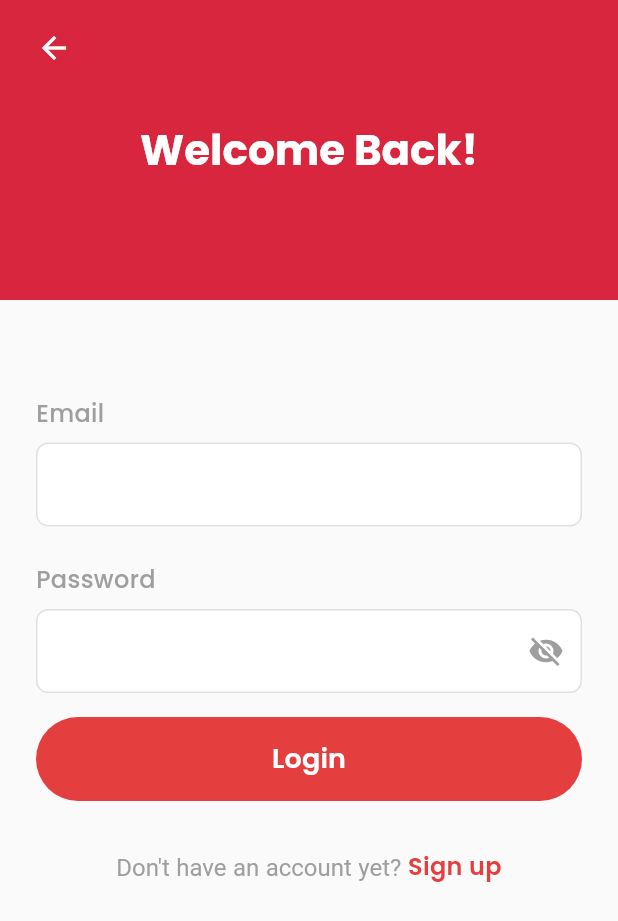
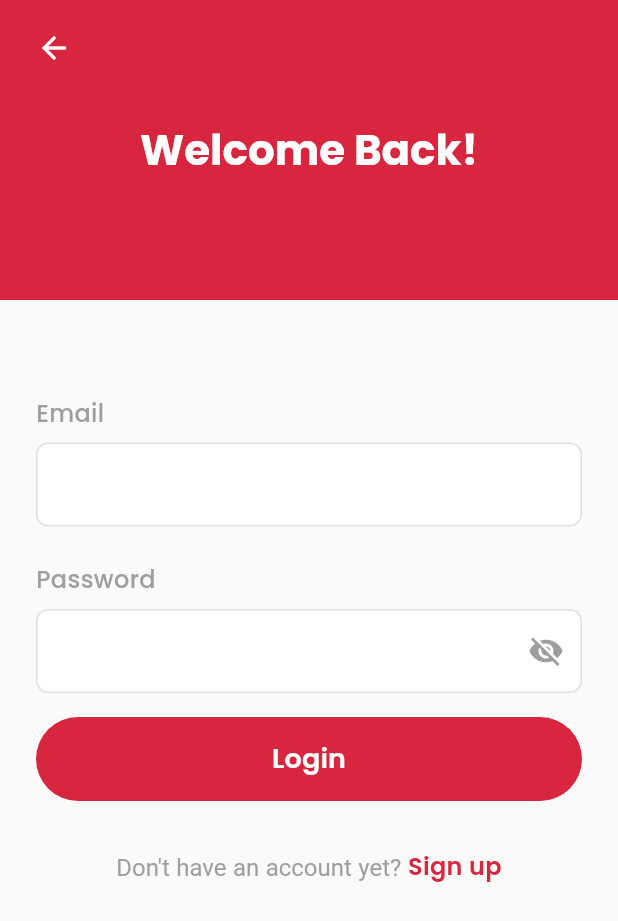
Before and after one commit to dianepretty/Blood_donation_app, a Flutter app: the screen it shows after launch, after a tap on "Login", on a phone screen of 412 x 824 dp. Shown: the top 921 px of the screen. Run offline on Flutter 3.47's test engine with Material 3 defaults, Android fonts, the phone set to English and light mode, and no system bars; our stand-ins replace google_fonts; missing offline and left inert: dart:ffi.

Commit message:
ft: use colors from app theme

```diff
--- a/lib/pages/hospitalAdminRegister.dart
+++ b/lib/pages/hospitalAdminRegister.dart
@@ -1,3 +1,4 @@
+import 'package:blood/theme/theme.dart';
 import 'package:flutter/material.dart';
 
 class HospitalAdminRegister extends StatefulWidget {
@@ -315,7 +316,7 @@ class _HospitalAdminRegisterState extends State<HospitalAdminRegister> {
                     }
                   },
                   style: ElevatedButton.styleFrom(
-                    backgroundColor: const Color(0xFFE53E3E),
+                    backgroundColor: AppColors.red,
                     foregroundColor: Colors.white,
                     shape: RoundedRectangleBorder(
                       borderRadius: BorderRadius.circular(28),
--- a/lib/pages/login.dart
+++ b/lib/pages/login.dart
@@ -188,7 +188,7 @@ class _LoginPageState extends State<LoginPage> {
                     //     child: const Text(
                     //       'Forgot Password?',
                     //       style: TextStyle(
-                    //         color: Color(0xFFE53E3E),
+                    //         color: AppColors.red,
                     //         fontWeight: FontWeight.w500,
                     //       ),
                     //     ),
@@ -207,7 +207,7 @@ class _LoginPageState extends State<LoginPage> {
                           }
                         },
                         style: ElevatedButton.styleFrom(
-                          backgroundColor: const Color(0xFFE53E3E),
+                          backgroundColor: AppColors.red,
                           foregroundColor: Colors.white,
                           shape: RoundedRectangleBorder(
                             borderRadius: BorderRadius.circular(28),
@@ -244,7 +244,7 @@ class _LoginPageState extends State<LoginPage> {
                                 child: const Text(
                                   'Sign up',
                                   style: TextStyle(
-                                    color: Color(0xFFE53E3E),
+                                    color: AppColors.red,
                                     fontSize: 16,
                                     fontWeight: FontWeight.w600,
                                   ),
@@ -327,7 +327,7 @@ class _LoginPageState extends State<LoginPage> {
                     focusedBorder: OutlineInputBorder(
                       borderSide: BorderSide.none,
                     ),
-                    fillColor: Color(0xFFF8F9FA),
+                    fillColor: Colors.white,
                     filled: true,
                     contentPadding: EdgeInsets.symmetric(
                       horizontal: 12,
--- a/lib/pages/volunteerRegister.dart
+++ b/lib/pages/volunteerRegister.dart
@@ -1,3 +1,4 @@
+import 'package:blood/theme/theme.dart';
 import 'package:flutter/material.dart';
 
 class VolunteerRegister extends StatefulWidget {
@@ -551,7 +552,7 @@ class _VolunteerRegisterState extends State<VolunteerRegister> {
                     }
                   },
                   style: ElevatedButton.styleFrom(
-                    backgroundColor: const Color(0xFFE53E3E),
+                    backgroundColor: AppColors.red,
                     foregroundColor: Colors.white,
                     shape: RoundedRectangleBorder(
                       borderRadius: BorderRadius.circular(28),
```
